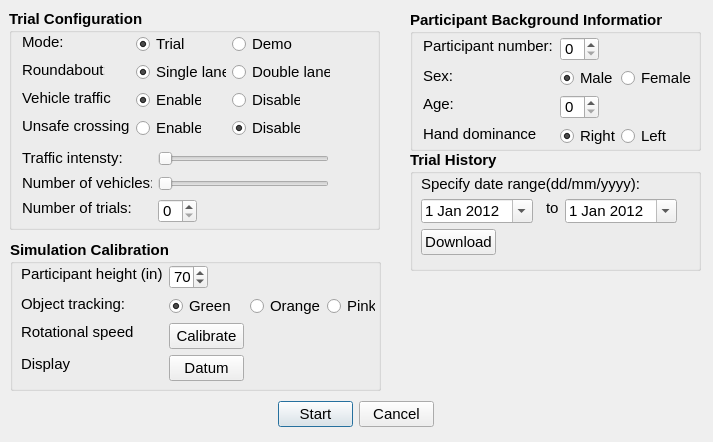
This is demographics.ui in rkovessy/VeWalker as Qt 5 draws it before an edit. The edited form follows.
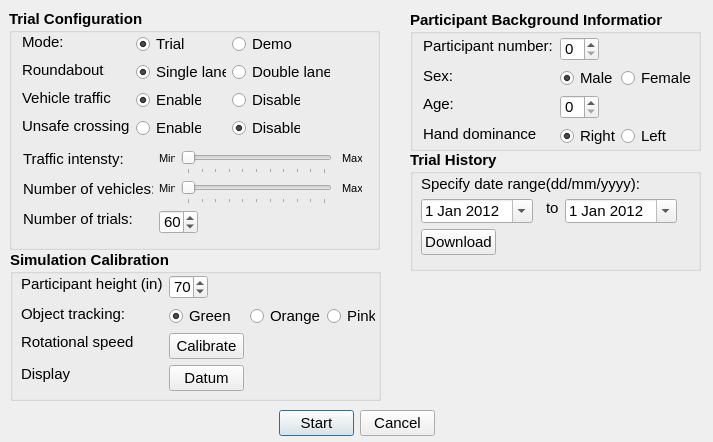
This is the edited form.

```diff
--- a/demographics.ui
+++ b/demographics.ui
@@ -22,7 +22,7 @@
      <x>9</x>
      <y>9</y>
      <width>371</width>
-     <height>221</height>
+     <height>241</height>
     </rect>
    </property>
    <property name="font">
@@ -254,8 +254,8 @@
    <widget class="QLabel" name="trialquantitylabel">
     <property name="geometry">
      <rect>
-      <x>13</x>
-      <y>190</y>
+      <x>14</x>
+      <y>201</y>
       <width>109</width>
       <height>18</height>
      </rect>
@@ -274,8 +274,8 @@
    <widget class="QSpinBox" name="trialquantity">
     <property name="geometry">
      <rect>
-      <x>149</x>
-      <y>190</y>
+      <x>150</x>
+      <y>201</y>
       <width>39</width>
       <height>24</height>
      </rect>
@@ -286,6 +286,9 @@
       <bold>false</bold>
      </font>
     </property>
+    <property name="value">
+     <number>60</number>
+    </property>
    </widget>
    <widget class="QSlider" name="intensityslider">
     <property name="enabled">
@@ -293,34 +296,46 @@
     </property>
     <property name="geometry">
      <rect>
-      <x>149</x>
-      <y>140</y>
-      <width>171</width>
-      <height>19</height>
+      <x>172</x>
+      <y>141</y>
+      <width>151</width>
+      <height>24</height>
      </rect>
     </property>
+    <property name="maximum">
+     <number>10</number>
+    </property>
     <property name="orientation">
      <enum>Qt::Horizontal</enum>
     </property>
+    <property name="tickPosition">
+     <enum>QSlider::TicksBelow</enum>
+    </property>
    </widget>
    <widget class="QSlider" name="vehiclequantityslider">
     <property name="geometry">
      <rect>
-      <x>149</x>
-      <y>165</y>
-      <width>171</width>
-      <height>19</height>
+      <x>172</x>
+      <y>171</y>
+      <width>151</width>
+      <height>24</height>
      </rect>
     </property>
+    <property name="maximum">
+     <number>10</number>
+    </property>
     <property name="orientation">
      <enum>Qt::Horizontal</enum>
     </property>
+    <property name="tickPosition">
+     <enum>QSlider::TicksBelow</enum>
+    </property>
    </widget>
    <widget class="QLabel" name="vehiclequantitylabel">
     <property name="geometry">
      <rect>
-      <x>13</x>
-      <y>165</y>
+      <x>14</x>
+      <y>171</y>
       <width>130</width>
       <height>18</height>
      </rect>
@@ -342,8 +357,8 @@
     </property>
     <property name="geometry">
      <rect>
-      <x>13</x>
-      <y>140</y>
+      <x>14</x>
+      <y>141</y>
       <width>101</width>
       <height>18</height>
      </rect>
@@ -440,12 +455,92 @@
      <string>Unsafe crossing:</string>
     </property>
    </widget>
+   <widget class="QLabel" name="label">
+    <property name="geometry">
+     <rect>
+      <x>150</x>
+      <y>141</y>
+      <width>16</width>
+      <height>16</height>
+     </rect>
+    </property>
+    <property name="font">
+     <font>
+      <pointsize>8</pointsize>
+      <weight>50</weight>
+      <bold>false</bold>
+     </font>
+    </property>
+    <property name="text">
+     <string>Min</string>
+    </property>
+   </widget>
+   <widget class="QLabel" name="minlabel2">
+    <property name="geometry">
+     <rect>
+      <x>150</x>
+      <y>171</y>
+      <width>16</width>
+      <height>16</height>
+     </rect>
+    </property>
+    <property name="font">
+     <font>
+      <pointsize>8</pointsize>
+      <weight>50</weight>
+      <bold>false</bold>
+     </font>
+    </property>
+    <property name="text">
+     <string>Min</string>
+    </property>
+   </widget>
+   <widget class="QLabel" name="maxlabel1">
+    <property name="geometry">
+     <rect>
+      <x>333</x>
+      <y>141</y>
+      <width>20</width>
+      <height>16</height>
+     </rect>
+    </property>
+    <property name="font">
+     <font>
+      <pointsize>8</pointsize>
+      <weight>50</weight>
+      <bold>false</bold>
+     </font>
+    </property>
+    <property name="text">
+     <string>Max</string>
+    </property>
+   </widget>
+   <widget class="QLabel" name="maxlabel2">
+    <property name="geometry">
+     <rect>
+      <x>333</x>
+      <y>171</y>
+      <width>20</width>
+      <height>16</height>
+     </rect>
+    </property>
+    <property name="font">
+     <font>
+      <pointsize>8</pointsize>
+      <weight>50</weight>
+      <bold>false</bold>
+     </font>
+    </property>
+    <property name="text">
+     <string>Max</string>
+    </property>
+   </widget>
   </widget>
   <widget class="QGroupBox" name="groupBox_2">
    <property name="geometry">
     <rect>
      <x>10</x>
-     <y>240</y>
+     <y>250</y>
      <width>371</width>
      <height>151</height>
     </rect>
@@ -1104,8 +1199,8 @@
   <widget class="QPushButton" name="quit">
    <property name="geometry">
     <rect>
-     <x>278</x>
-     <y>401</y>
+     <x>279</x>
+     <y>410</y>
      <width>75</width>
      <height>26</height>
     </rect>
@@ -1137,8 +1232,8 @@
   <widget class="QPushButton" name="cancel">
    <property name="geometry">
     <rect>
-     <x>359</x>
-     <y>401</y>
+     <x>360</x>
+     <y>410</y>
      <width>75</width>
      <height>26</height>
     </rect>
```
Left out of the diff: 4 changed lines with no effect on the pictures.
